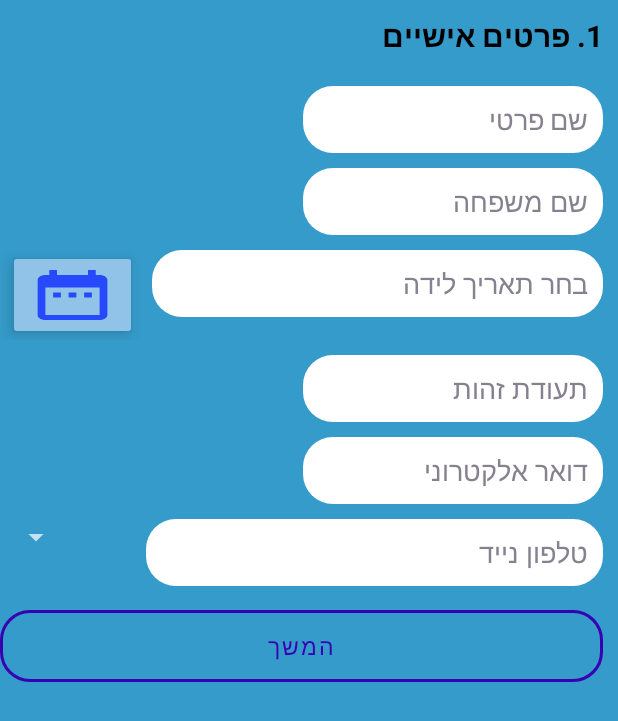
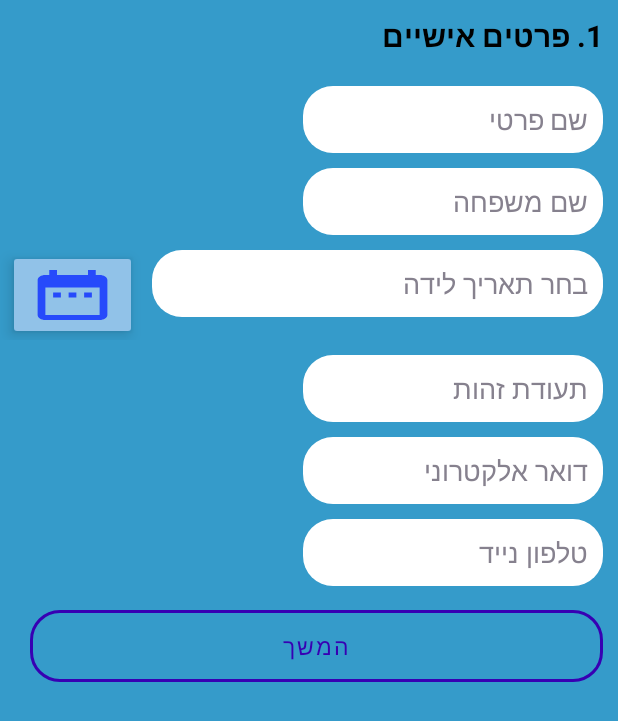
Before and after one commit to nadav1996700/ParkingTicket, an Android app: the layout fragment_personal_info.xml on its own in the app's theme, with its tools: preview values and no code run, on a phone screen of 412 x 824 dp. Shown: the top 721 px of the screen. Run offline under Robolectric (Android 15) with nearby library versions, the phone set to English and light mode, and no system bars.

Commit message:
finish design of personal details fragment

```diff
--- a/app/src/main/java/src/activities/MainActivity.java
+++ b/app/src/main/java/src/activities/MainActivity.java
@@ -20,7 +20,7 @@ import src.fragments.FragmentPersonalInfo;
 public class MainActivity extends AppCompatActivity {
     private BottomNavigationView bnv;
     private StateProgressBar stateProgressBar;
-    private ImageView background_img;
+    //private ImageView background_img;
     private final String[] descriptionData = {"אישי", "מגורים", "רכב", "מסמכים"};
     @Override
     protected void onCreate(Bundle savedInstanceState) {
@@ -62,8 +62,8 @@ public class MainActivity extends AppCompatActivity {
         bnv.setSelectedItemId(R.id.page_1);
         stateProgressBar = findViewById(R.id.state_progress_bar);
         stateProgressBar.setStateDescriptionData(descriptionData);
-        background_img = findViewById(R.id.main_IV_background);
+        //background_img = findViewById(R.id.main_IV_background);
         // set background image
-        My_images.getInstance().setImage(background_img, ContextCompat.getDrawable(this, R.drawable.background_new_ticket));
+        //My_images.getInstance().setImage(background_img, ContextCompat.getDrawable(this, R.drawable.background_new_ticket));
     }
 }
--- a/app/src/main/res/layout/activity_data.xml
+++ b/app/src/main/res/layout/activity_data.xml
@@ -31,6 +31,8 @@
             android:layout_width="match_parent"
             android:layout_height="match_parent"
             android:background="#F3F3F8"
+            app:itemTextColor="@color/background_text_color"
+            app:itemIconTint="@color/background_text_color"
             app:backgroundTint="#F3F3F8"
             app:menu="@menu/bottom_navigation_menu"/>
     </RelativeLayout>
--- a/app/src/main/res/layout/activity_status.xml
+++ b/app/src/main/res/layout/activity_status.xml
@@ -31,6 +31,8 @@
             android:layout_width="match_parent"
             android:layout_height="match_parent"
             android:background="#F3F3F8"
+            app:itemTextColor="@color/background_text_color"
+            app:itemIconTint="@color/background_text_color"
             app:backgroundTint="#F3F3F8"
             app:menu="@menu/bottom_navigation_menu"/>
     </RelativeLayout>
--- a/app/src/main/res/layout/fragment_personal_info.xml
+++ b/app/src/main/res/layout/fragment_personal_info.xml
@@ -4,6 +4,8 @@
     android:layout_height="match_parent"
     xmlns:app="http://schemas.android.com/apk/res-auto"
     android:background="#359bca"
+    android:focusable="true"
+    android:focusableInTouchMode="true"
     tools:context="src.fragments.FragmentPersonalInfo">
     <ScrollView
         android:layout_width="match_parent"
@@ -127,8 +129,7 @@
 
                 <EditText
                     android:id="@+id/personalInfo_EDT_phone"
-                    android:layout_width="0dp"
-                    android:layout_weight=".70"
+                    android:layout_width="200dp"
                     android:layout_height="wrap_content"
                     android:layout_marginEnd="10dp"
                     android:padding="10dp"
@@ -140,13 +141,6 @@
                     android:textColor="#86818E"
                     android:textColorHint="#86818E" />
 
-                <Spinner
-                    android:id="@+id/personalInfo_Spinner_phone"
-                    android:layout_width="0dp"
-                    android:layout_weight=".20"
-                    android:layout_height="wrap_content"
-                    />
-
             </LinearLayout>
 
             <com.google.android.material.button.MaterialButton
@@ -157,6 +151,7 @@
                 android:layout_gravity="end"
                 android:layout_marginEnd="10dp"
                 android:layout_marginTop="10dp"
+                android:layout_marginStart="20dp"
                 android:text="@string/continue_next_page"
                 android:textColor="@color/colorPrimaryDark"
                 android:textSize="15sp"
```
Also changed, not shown: app/src/main/java/src/Utils/DatePickerFragment.java (added, +39 -0 lines), app/src/main/java/src/fragments/FragmentPersonalInfo.java (+45 -4 lines), app/src/main/res/layout/activity_main.xml (+3 -7 lines).
